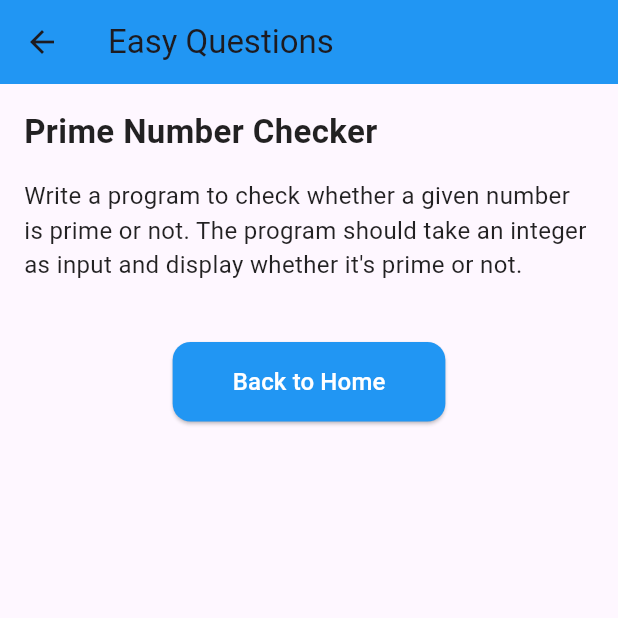
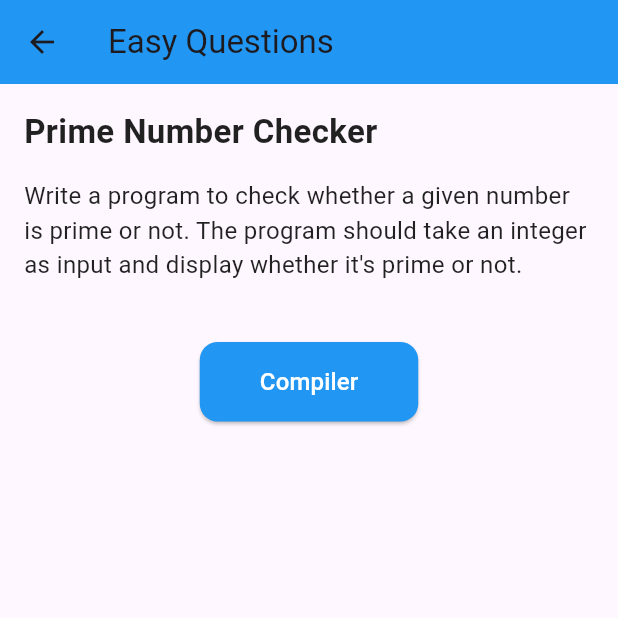
Before and after one commit to Karthikbalan21/daily_dev_drills, a Flutter app: the screen it shows after launch, after a tap on "Login", after a tap on "EASY", on a phone screen of 412 x 824 dp, the top half of it. Run offline on Flutter 3.47's test engine with Material 3 defaults, Android fonts, the light colour scheme and no system bars; our stand-ins replace firebase_core, firebase_database, flutter_highlight; missing offline and left inert: flutter_code_editor, highlight; accounts and stored records are empty.

Commit message:
first commit

```diff
--- a/lib/main.dart
+++ b/lib/main.dart
@@ -1,10 +1,26 @@
+import 'package:daily_dev_drills/firebase_options.dart';
+import 'package:daily_dev_drills/pages/code_editor.dart';
+import 'package:firebase_core/firebase_core.dart';
+import 'package:firebase_database/firebase_database.dart';
 import 'package:flutter/material.dart';
 import 'package:daily_dev_drills/pages/login_page.dart';
 import 'package:daily_dev_drills/pages/register_page.dart';
 import 'package:daily_dev_drills/pages/home_page.dart';
+import 'firebase_options.dart';
 
-void main() {
+void main() async {
+  WidgetsFlutterBinding.ensureInitialized();
+  await Firebase.initializeApp(options: DefaultFirebaseOptions.currentPlatform);
   runApp(MyApp());
+}
+void testDB() async
+{
+  FirebaseDatabase firebaseDatabase = FirebaseDatabase.instance;
+  DatabaseReference reference = firebaseDatabase.ref('users');
+  await reference.set({
+    "name":"Karthik Balan",
+    "age":18
+  });
 }
 
 class MyApp extends StatelessWidget {
--- a/lib/pages/easy_page.dart
+++ b/lib/pages/easy_page.dart
@@ -1,4 +1,5 @@
 import 'package:flutter/material.dart';
+import 'code_editor.dart';
 
 class EasyQuestionsPage extends StatelessWidget {
   @override
@@ -31,7 +32,7 @@ class EasyQuestionsPage extends StatelessWidget {
             Center(
               child: ElevatedButton(
                 onPressed: () {
-                  Navigator.pop(context); // Go back to the Home Page
+                  Navigator.pushReplacement(context, MaterialPageRoute(builder: (context) => CodeEditorPage(),));
                 },
                 style: ElevatedButton.styleFrom(
                   backgroundColor: Colors.blue,
@@ -41,7 +42,7 @@ class EasyQuestionsPage extends StatelessWidget {
                   ),
                 ),
                 child: const Text(
-                  "Back to Home",
+                  "Compiler",
                   style: TextStyle(fontSize: 16, color: Colors.white),
                 ),
               ),
--- a/lib/pages/hard_page.dart
+++ b/lib/pages/hard_page.dart
@@ -1,3 +1,4 @@
+import 'package:daily_dev_drills/pages/code_editor.dart';
 import 'package:flutter/material.dart';
 
 class HardQuestionsPage extends StatelessWidget {
@@ -31,7 +32,7 @@ class HardQuestionsPage extends StatelessWidget {
             Center(
               child: ElevatedButton(
                 onPressed: () {
-                  Navigator.pop(context); // Go back to the Home Page
+                  Navigator.pushReplacement(context, MaterialPageRoute(builder: (context) => CodeEditorPage(),));
                 },
                 style: ElevatedButton.styleFrom(
                   backgroundColor: Colors.blue,
@@ -41,7 +42,7 @@ class HardQuestionsPage extends StatelessWidget {
                   ),
                 ),
                 child: const Text(
-                  "Back to Home",
+                  "Complier",
                   style: TextStyle(fontSize: 16, color: Colors.white),
                 ),
               ),
--- a/lib/pages/home_page.dart
+++ b/lib/pages/home_page.dart
@@ -54,8 +54,8 @@ class HomePage extends StatelessWidget {
               },
             ),
             ListTile(
-              leading: const Icon(Icons.settings),
-              title: const Text('Settings'),
+              leading: const Icon(Icons.bar_chart),
+              title: const Text('Status'),
               onTap: () {
                 Navigator.pop(context); // Handle settings
               },
--- a/lib/pages/login_page.dart
+++ b/lib/pages/login_page.dart
@@ -1,3 +1,4 @@
+import 'package:daily_dev_drills/main.dart';
 import 'package:flutter/material.dart';
 import 'package:daily_dev_drills/custom_textfield.dart';
 
@@ -33,6 +34,7 @@ class LoginPage extends StatelessWidget {
               const SizedBox(height: 30),
               ElevatedButton(
                 onPressed: () {
+                  testDB();
                   Navigator.pushReplacementNamed(context, '/home'); // Navigate to Home Page
                 },
                 style: ElevatedButton.styleFrom(
--- a/lib/pages/medium_page.dart
+++ b/lib/pages/medium_page.dart
@@ -1,4 +1,5 @@
 import 'package:flutter/material.dart';
+import 'code_editor.dart';
 
 class MediumQuestionsPage extends StatelessWidget {
   @override
@@ -31,7 +32,7 @@ class MediumQuestionsPage extends StatelessWidget {
             Center(
               child: ElevatedButton(
                 onPressed: () {
-                  Navigator.pop(context); // Go back to the Home Page
+                  Navigator.pushReplacement(context, MaterialPageRoute(builder: (context) => CodeEditorPage(),));
                 },
                 style: ElevatedButton.styleFrom(
                   backgroundColor: Colors.blue,
@@ -41,7 +42,7 @@ class MediumQuestionsPage extends StatelessWidget {
                   ),
                 ),
                 child: const Text(
-                  "Back to Home",
+                  "Compiler",
                   style: TextStyle(fontSize: 16, color: Colors.white),
                 ),
               ),
--- a/pubspec.yaml
+++ b/pubspec.yaml
@@ -31,6 +31,11 @@ dependencies:
   flutter:
     sdk: flutter
   cupertino_icons: ^1.0.8
+  firebase_core: ^3.12.0
+  firebase_database: ^11.3.3
+  http: ^1.3.0
+  flutter_code_editor: ^0.3.2
+  flex_color_picker: ^3.7.0
 
 dev_dependencies:
   flutter_test:
```
Also changed, not shown: lib/pages/code_editor.dart (added, +128 -0 lines), firebase.json (added), lib/asset/login.jpg (added), lib/firebase_options.dart (added), pubspec.lock, 10 other files.
